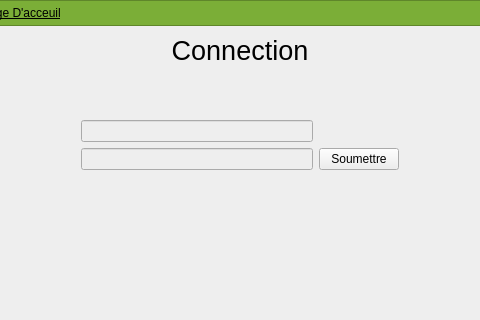
Before: the Qt Designer form messager-ui-files/mainwindow.ui in ToxicJuice23/messager, drawn with Qt 5; both pictures show x 160 to 640 and y 0 to 320 of the 800 by 600 pixel window.
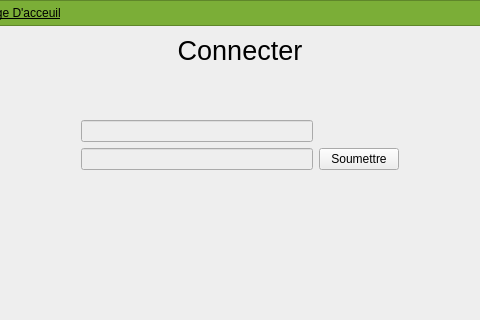
After: the same form once the commit is applied. The open tabs and pages were chosen to show the change.

```diff
--- a/messager-ui-files/mainwindow.ui
+++ b/messager-ui-files/mainwindow.ui
@@ -202,7 +202,7 @@
            </font>
           </property>
           <property name="text">
-           <string>Connection</string>
+           <string>Connecter</string>
           </property>
           <property name="alignment">
            <set>Qt::AlignHCenter|Qt::AlignTop</set>
```
Left out of the diff: 12 changed lines with no effect on the pictures.
